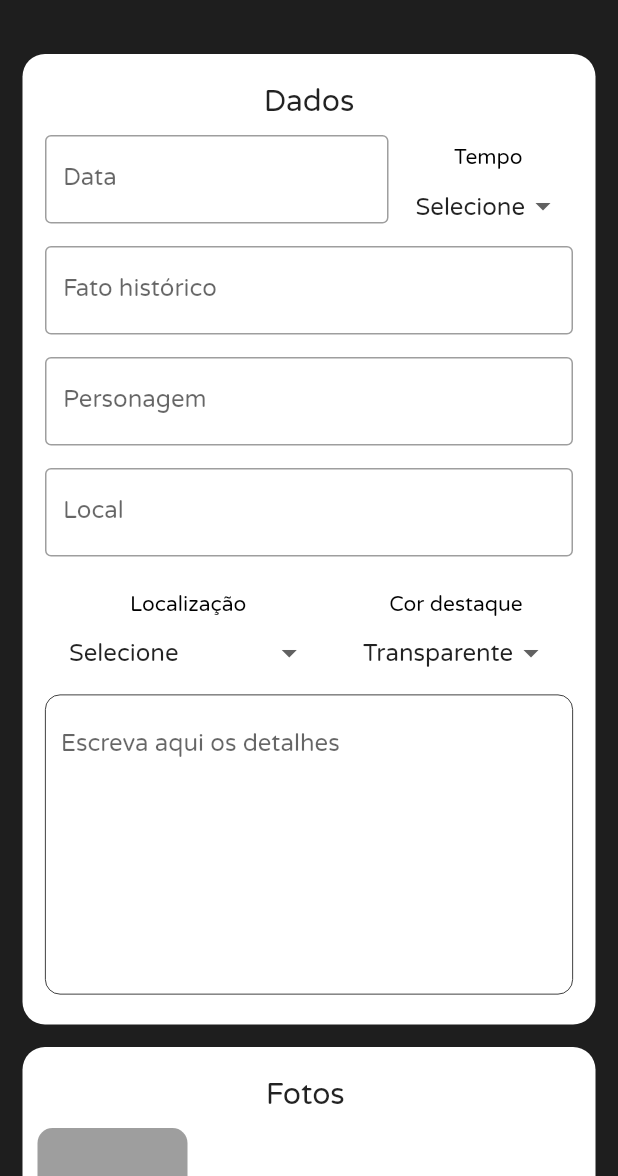
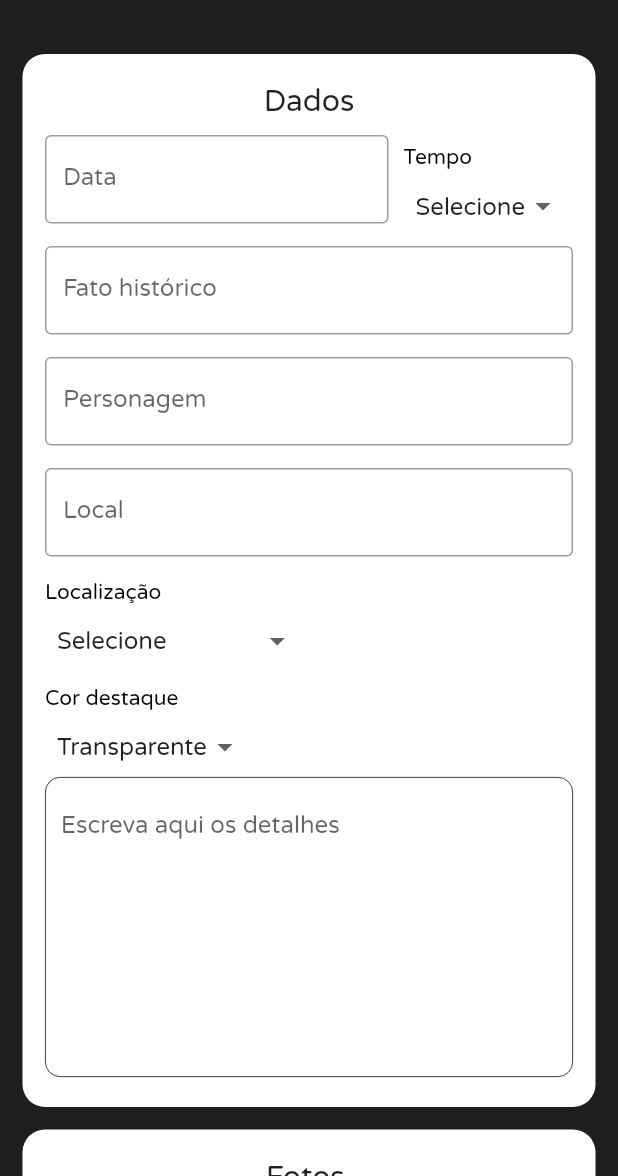
Before and after one commit to victor337/vc-na-historia, a Flutter app: the HomeScreen screen opened directly, on a phone screen of 412 x 824 dp, the part 60-1236 px from its top. Run offline on Flutter 3.47's test engine with Material 2 defaults, Android fonts, the phone set to English and light mode, and no system bars; our stand-ins replace brasil_fields, carousel_pro, gallery_saver, get, get_storage, image_picker and 2 more; missing offline and left inert: o_color_picker; accounts and stored records are empty.

Commit message:
Remoção das verificações de dev, melhorias em bugs e novas implementações

```diff
--- a/lib/controllers/data_controller.dart
+++ b/lib/controllers/data_controller.dart
@@ -19,6 +19,7 @@ class DataController extends GetxController {
       update();
     } else if (filter.length > 2) {
       factsFiltered.clear();
+
       factsFiltered.addAll(facts.where((element) =>
           element.fact.toLowerCase().contains(filter.toLowerCase())));
       factsFiltered.addAll(facts.where((element) =>
@@ -88,6 +89,7 @@ class DataController extends GetxController {
     facts[factsTile].fact = newFact.fact;
     facts[factsTile].color = newFact.color;
     facts[factsTile].images.clear();
+    facts[factsTile].myColor = newFact.myColor;
     for (final image in newFact.images ?? []) {
       facts[factsTile].images.add(image);
     }
@@ -143,7 +145,7 @@ class DataController extends GetxController {
 
       final DateTime bDate = DateTime(bYear, bMonth, bDay);
 
-      return aDate.compareTo(bDate);
+      return bDate.compareTo(aDate);
     });
   }
 
@@ -173,6 +175,7 @@ class DataController extends GetxController {
         'details': fact.details,
         'tyme': fact.tyme,
         'localDrop': fact.localDrop,
+        'myColor': fact.myColor.toMap(),
       };
       dados.add(map);
     }
--- a/lib/controllers/form_controller.dart
+++ b/lib/controllers/form_controller.dart
@@ -1,7 +1,17 @@
 import 'dart:io';
+import 'package:flutter/material.dart';
 import 'package:get/get.dart';
+import 'package:get_storage/get_storage.dart';
 
 class FormController extends GetxController {
+  Color selectedColor = Colors.lightGreen[300];
+  void setSelectedColor(Color value) {
+    selectedColor = value;
+    update();
+  }
+
+  GetStorage box = GetStorage();
+
   List<String> images = [];
 
   bool isLoadingImages = false;
@@ -75,6 +85,7 @@ class FormController extends GetxController {
     person = null;
     details = null;
     tyme = null;
+    localdetails = null;
     localDrop = 'Selecione';
     update();
   }
--- a/lib/models/tile_facts.dart
+++ b/lib/models/tile_facts.dart
@@ -11,6 +11,7 @@ class TileFacts {
   String details;
   String tyme;
   String localDrop;
+  ColorMySelect myColor;
 
   TileFacts({
     @required this.date,
@@ -23,6 +24,7 @@ class TileFacts {
     @required this.localDrop,
     @required this.localDetails,
     @required this.color,
+    this.myColor,
   });
 
   TileFacts.fromMap(final Map<String, dynamic> data) {
@@ -36,5 +38,40 @@ class TileFacts {
     tyme = data['tyme'] as String;
     localDetails = data['localDetails'] as String;
     localDrop = data['localDrop'] as String;
+    myColor = ColorMySelect.fromMap(data['myColor'] as Map<String, dynamic>);
   }
 }
+
+class ColorMySelect {
+  int a;
+  int r;
+  int g;
+  int b;
+
+  Color toColor() {
+    return Color.fromARGB(a, r, g, b);
+  }
+
+  ColorMySelect({
+    this.a,
+    this.b,
+    this.g,
+    this.r,
+  });
+
+  ColorMySelect.fromMap(final Map<String, dynamic> data) {
+    a = data['a'] as int;
+    r = data['r'] as int;
+    g = data['g'] as int;
+    b = data['b'] as int;
+  }
+
+  Map<String, dynamic> toMap() {
+    return {
+      'a': a,
+      'r': r,
+      'g': g,
+      'b': b,
+    };
+  }
+}
--- a/lib/views/home/common/dropdown_option.dart
+++ b/lib/views/home/common/dropdown_option.dart
@@ -16,9 +16,9 @@ class DropDownOption extends StatelessWidget {
   @override
   Widget build(BuildContext context) {
     return Column(
+      crossAxisAlignment: CrossAxisAlignment.start,
       children: <Widget>[
         Row(
-          mainAxisAlignment: MainAxisAlignment.center,
           children: [
             Text(
               title,
--- a/lib/views/home/components/form_all.dart
+++ b/lib/views/home/components/form_all.dart
@@ -2,8 +2,10 @@ import 'package:brasil_fields/brasil_fields.dart';
 import 'package:flutter/material.dart';
 import 'package:flutter/services.dart';
 import 'package:get/get.dart';
+import 'package:vcnahistoria/controllers/data_controller.dart';
 import 'package:vcnahistoria/controllers/form_controller.dart';
 import 'package:vcnahistoria/common/custom_form_field.dart';
+import 'package:o_color_picker/o_color_picker.dart';
 import 'package:vcnahistoria/views/home/common/dropdown_option.dart';
 
 class FormAll extends StatefulWidget {
@@ -19,6 +21,8 @@ class _FormAllState extends State<FormAll> {
   final FocusNode _focusDetails = FocusNode();
 
   final List<String> options = ['Selecione', 'A.C.', 'D.C.'];
+
+  final controller = Get.put(DataController());
 
   @override
   Widget build(BuildContext context) {
@@ -111,17 +115,12 @@ class _FormAllState extends State<FormAll> {
                   FocusScope.of(context).requestFocus(_focusDetails);
                 },
               ),
-              Padding(
-                padding: const EdgeInsets.all(8.0),
-                child: Row(
-                  mainAxisAlignment: MainAxisAlignment.spaceBetween,
-                  children: [
-                    Column(
-                      crossAxisAlignment: CrossAxisAlignment.start,
+              Row(
+                crossAxisAlignment: CrossAxisAlignment.end,
                 children: [
                   DropDownOption(
                     title: 'Localização',
-                          options: const [
+                    options: [
                       'Selecione',
                       'Brasil',
                       'América do Norte',
@@ -130,13 +129,38 @@ class _FormAllState extends State<FormAll> {
                       'Ásia',
                       'Oriente Médio',
                       'Oceania',
-                            'Africa'
+                      'Africa',
+                      controller.name,
                     ],
                     onChanged: formControll.setlocalDrop,
                     value: formControll.localDrop ?? 'Selecione',
                   ),
+                  if (formControll.localDrop == controller.name)
+                    Expanded(
+                      child: FlatButton(
+                        color: formControll.selectedColor,
+                        textColor: Colors.black,
+                        onPressed: () => showDialog(
+                          context: context,
+                          builder: (_) => AlertDialog(
+                            content: Material(
+                              child: OColorPicker(
+                                selectedColor: formControll.selectedColor,
+                                colors: primaryColorsPalette,
+                                onColorChange: (color) {
+                                  formControll.setSelectedColor(color);
+                                  Navigator.of(context).pop();
+                                },
+                              ),
+                            ),
+                          ),
+                        ),
+                        child: const Text('Alterar sua cor'),
+                      ),
+                    ),
                 ],
               ),
+              const SizedBox(height: 10),
               Column(
                 crossAxisAlignment: CrossAxisAlignment.start,
                 children: [
@@ -152,9 +176,6 @@ class _FormAllState extends State<FormAll> {
                     value: formControll.colordrop ?? 'Transparente',
                   ),
                 ],
-                    ),
-                  ],
-                ),
               ),
               Container(
                 padding: const EdgeInsets.fromLTRB(10, 10, 10, 0),
--- a/lib/views/home/components/photos_fomr.dart
+++ b/lib/views/home/components/photos_fomr.dart
@@ -8,8 +8,7 @@ class PhotosForm extends StatelessWidget {
   @override
   Widget build(BuildContext context) {
     return Container(
-      height: 200,
-      padding: const EdgeInsets.fromLTRB(10, 20, 15, 20),
+      padding: const EdgeInsets.fromLTRB(10, 20, 15, 0),
       decoration: BoxDecoration(
           color: Colors.white, borderRadius: BorderRadius.circular(15)),
       child: GetBuilder<FormController>(
@@ -31,7 +30,8 @@ class PhotosForm extends StatelessWidget {
               const SizedBox(
                 height: 10,
               ),
-              Expanded(
+              Container(
+                height: 150,
                 child: ListView.builder(
                     shrinkWrap: true,
                     scrollDirection: Axis.horizontal,
--- a/pubspec.yaml
+++ b/pubspec.yaml
@@ -37,6 +37,8 @@ dependencies:
   carousel_pro: ^1.0.0
   brasil_fields: ^0.4.0
   photo_view: ^0.10.2
+  o_color_picker: ^0.1.0
+
 
 
 dev_dependencies:
```
Also changed, not shown: lib/controllers/edit_controller.dart (+7 -0 lines), lib/controllers/splash_controller.dart (+1 -21 lines), lib/views/details/details_screen.dart (+6 -5 lines), lib/views/edit/edit_screen.dart (+55 -20 lines), lib/views/historic/components/facts_widget.dart (+24 -9 lines), lib/views/home/home_screen.dart (+10 -0 lines), pubspec.lock. Lines whose indentation alone changed are shown as unchanged.
